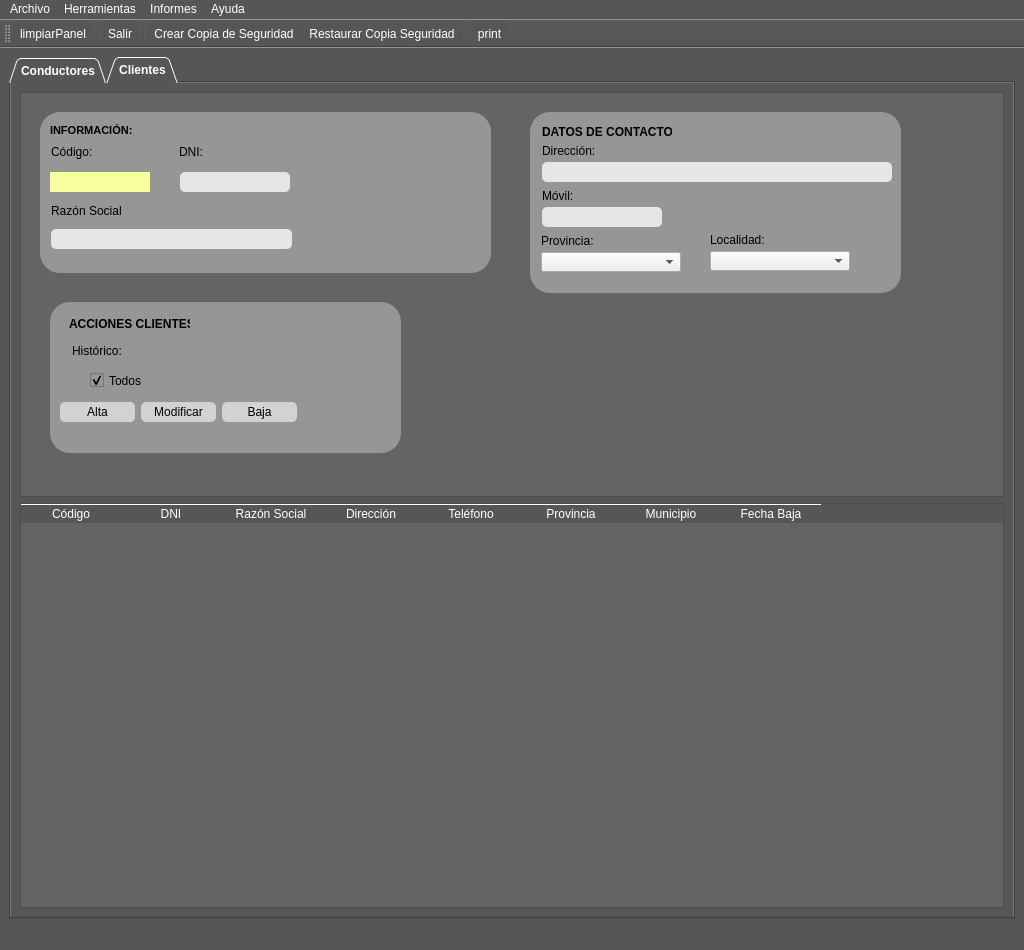
This is templates/MainWindow.ui in braisd11/CarTeis as Qt 5 draws it before an edit. The edited form follows.
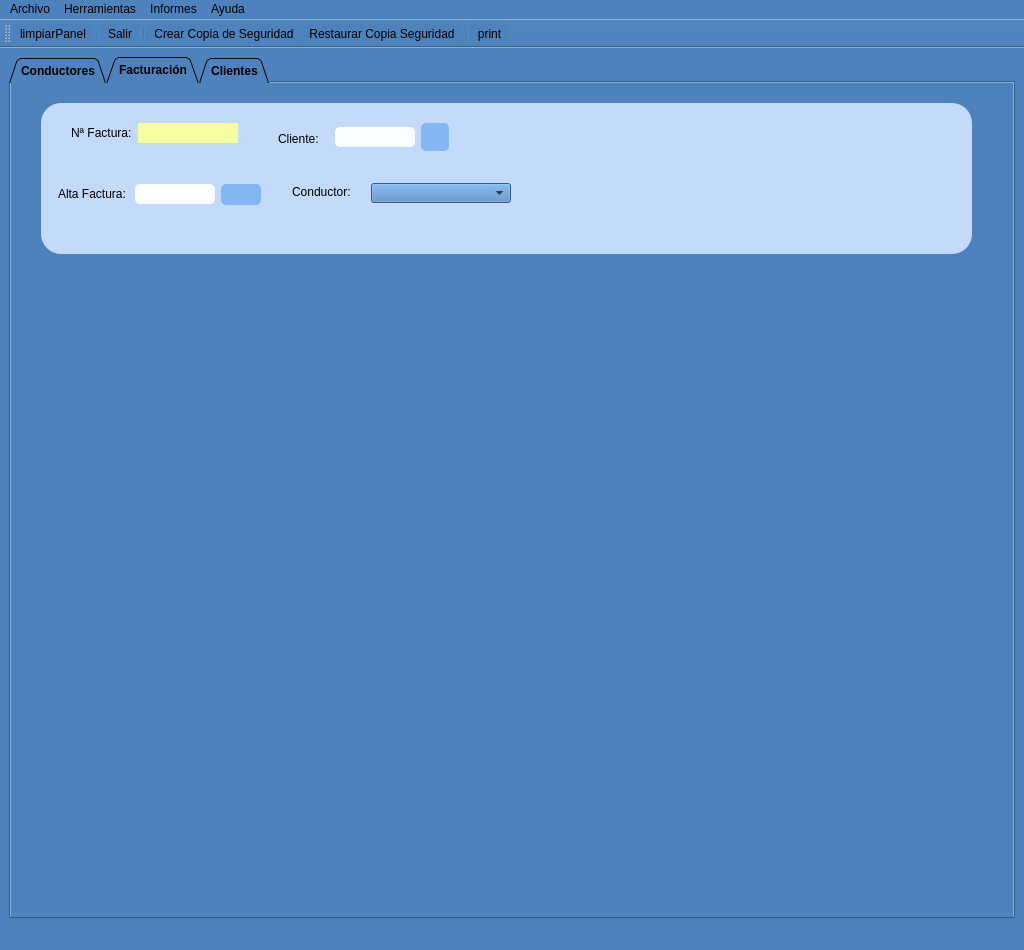
This is the edited form. The open tabs and pages were chosen to show the change. Icons and pictures are not drawn.

What changed in the file:
```diff
--- a/templates/MainWindow.ui
+++ b/templates/MainWindow.ui
@@ -47,18 +47,18 @@
 	border-top: 1px solid #ffffff;
 	color:'white';
 	font: 11pt &quot;Arial&quot;;
-	background-color:rgb(86, 86, 86);
+	background-color:#84b6f4;
 }
 
 QWidget{
-	background-color: rgb(86, 86, 86);
-	color: rgb(255, 255, 255);
+	background-color:#4d82bc;
+	color: rgb(0, 0, 0);
 }
 
 
 QDialog{
-	background-color: rgb(86, 86, 86);
-	color: rgb(255, 255, 255);
+	background-color: #4d82bc;
+	color: rgb(0, 0, 0);
 }
 
 QLabel {
@@ -68,14 +68,14 @@
 QPushButton {
     border-style: solid;
 	border-color:#F9F0EF;
-	background-color: #D3D1D1;
+	background-color: #84b6f4;
 	color: rgb(0, 0, 0);
 	border-radius: 5px;
 }
 
 QLineEdit {
 border-radius: 5px;
-background-color: #E6E6E6;
+background-color: #fcffff;
 color: rgb(0,0,0);
 }
 </string>
@@ -102,6 +102,9 @@
       <property name="cursor">
        <cursorShape>ArrowCursor</cursorShape>
       </property>
+      <property name="styleSheet">
+       <string notr="true"/>
+      </property>
       <property name="tabShape">
        <enum>QTabWidget::Triangular</enum>
       </property>
@@ -1563,6 +1566,285 @@
         </item>
        </layout>
       </widget>
+      <widget class="QWidget" name="panelFacturas">
+       <attribute name="title">
+        <string>Facturación</string>
+       </attribute>
+       <widget class="QFrame" name="frame_8">
+        <property name="geometry">
+         <rect>
+          <x>30</x>
+          <y>20</y>
+          <width>931</width>
+          <height>151</height>
+         </rect>
+        </property>
+        <property name="styleSheet">
+         <string notr="true">QFrame{
+	border-radius: 20px;
+	background-color: #c4dafa;
+}</string>
+        </property>
+        <property name="frameShape">
+         <enum>QFrame::StyledPanel</enum>
+        </property>
+        <property name="frameShadow">
+         <enum>QFrame::Raised</enum>
+        </property>
+        <widget class="QLineEdit" name="txtcifcli">
+         <property name="geometry">
+          <rect>
+           <x>294</x>
+           <y>24</y>
+           <width>80</width>
+           <height>20</height>
+          </rect>
+         </property>
+         <property name="sizePolicy">
+          <sizepolicy hsizetype="Expanding" vsizetype="Expanding">
+           <horstretch>80</horstretch>
+           <verstretch>20</verstretch>
+          </sizepolicy>
+         </property>
+         <property name="maximumSize">
+          <size>
+           <width>80</width>
+           <height>20</height>
+          </size>
+         </property>
+        </widget>
+        <widget class="QPushButton" name="btnbusclifac">
+         <property name="geometry">
+          <rect>
+           <x>380</x>
+           <y>20</y>
+           <width>28</width>
+           <height>28</height>
+          </rect>
+         </property>
+         <property name="sizePolicy">
+          <sizepolicy hsizetype="Fixed" vsizetype="Fixed">
+           <horstretch>0</horstretch>
+           <verstretch>0</verstretch>
+          </sizepolicy>
+         </property>
+         <property name="minimumSize">
+          <size>
+           <width>28</width>
+           <height>28</height>
+          </size>
+         </property>
+         <property name="maximumSize">
+          <size>
+           <width>28</width>
+           <height>28</height>
+          </size>
+         </property>
+         <property name="cursor">
+          <cursorShape>PointingHandCursor</cursorShape>
+         </property>
+         <property name="text">
+          <string/>
+         </property>
+         <property name="icon">
+          <iconset resource="iconos.qrc">
+           <normaloff>:/iconos/img/lupa.ico</normaloff>:/iconos/img/lupa.ico</iconset>
+         </property>
+        </widget>
+        <widget class="QLabel" name="label_8">
+         <property name="geometry">
+          <rect>
+           <x>30</x>
+           <y>20</y>
+           <width>61</width>
+           <height>20</height>
+          </rect>
+         </property>
+         <property name="text">
+          <string>Nª Factura:</string>
+         </property>
+        </widget>
+        <widget class="QLabel" name="lblCodFac">
+         <property name="geometry">
+          <rect>
+           <x>97</x>
+           <y>20</y>
+           <width>100</width>
+           <height>20</height>
+          </rect>
+         </property>
+         <property name="sizePolicy">
+          <sizepolicy hsizetype="Fixed" vsizetype="Fixed">
+           <horstretch>0</horstretch>
+           <verstretch>0</verstretch>
+          </sizepolicy>
+         </property>
+         <property name="minimumSize">
+          <size>
+           <width>100</width>
+           <height>20</height>
+          </size>
+         </property>
+         <property name="styleSheet">
+          <string notr="true">background-color: rgb(247, 255, 158);</string>
+         </property>
+         <property name="text">
+          <string/>
+         </property>
+         <property name="alignment">
+          <set>Qt::AlignCenter</set>
+         </property>
+        </widget>
+        <widget class="QLabel" name="lblFechaAlta_3">
+         <property name="geometry">
+          <rect>
+           <x>17</x>
+           <y>81</y>
+           <width>71</width>
+           <height>20</height>
+          </rect>
+         </property>
+         <property name="minimumSize">
+          <size>
+           <width>60</width>
+           <height>0</height>
+          </size>
+         </property>
+         <property name="text">
+          <string>Alta Factura:</string>
+         </property>
+        </widget>
+        <widget class="QLineEdit" name="txtDataFac">
+         <property name="geometry">
+          <rect>
+           <x>94</x>
+           <y>81</y>
+           <width>80</width>
+           <height>20</height>
+          </rect>
+         </property>
+         <property name="sizePolicy">
+          <sizepolicy hsizetype="Fixed" vsizetype="Fixed">
+           <horstretch>80</horstretch>
+           <verstretch>20</verstretch>
+          </sizepolicy>
+         </property>
+         <property name="minimumSize">
+          <size>
+           <width>80</width>
+           <height>20</height>
+          </size>
+         </property>
+         <property name="maximumSize">
+          <size>
+           <width>80</width>
+           <height>20</height>
+          </size>
+         </property>
+        </widget>
+        <widget class="QPushButton" name="btnCalendarFac">
+         <property name="geometry">
+          <rect>
+           <x>180</x>
+           <y>81</y>
+           <width>40</width>
+           <height>21</height>
+          </rect>
+         </property>
+         <property name="sizePolicy">
+          <sizepolicy hsizetype="Minimum" vsizetype="Expanding">
+           <horstretch>0</horstretch>
+           <verstretch>0</verstretch>
+          </sizepolicy>
+         </property>
+         <property name="minimumSize">
+          <size>
+           <width>40</width>
+           <height>0</height>
+          </size>
+         </property>
+         <property name="maximumSize">
+          <size>
+           <width>40</width>
+           <height>16777215</height>
+          </size>
+         </property>
+         <property name="cursor">
+          <cursorShape>PointingHandCursor</cursorShape>
+         </property>
+         <property name="text">
+          <string/>
+         </property>
+         <property name="icon">
+          <iconset resource="iconos.qrc">
+           <normaloff>:/iconos/img/calendar.ico</normaloff>:/iconos/img/calendar.ico</iconset>
+         </property>
+        </widget>
+        <widget class="QLabel" name="label_17">
+         <property name="geometry">
+          <rect>
+           <x>251</x>
+           <y>81</y>
+           <width>61</width>
+           <height>16</height>
+          </rect>
+         </property>
+         <property name="text">
+          <string>Conductor:</string>
+         </property>
+        </widget>
+        <widget class="QComboBox" name="cmbConductor">
+         <property name="geometry">
+          <rect>
+           <x>330</x>
+           <y>80</y>
+           <width>140</width>
+           <height>20</height>
+          </rect>
+         </property>
+         <property name="sizePolicy">
+          <sizepolicy hsizetype="Preferred" vsizetype="Fixed">
+           <horstretch>120</horstretch>
+           <verstretch>20</verstretch>
+          </sizepolicy>
+         </property>
+         <property name="minimumSize">
+          <size>
+           <width>140</width>
+           <height>20</height>
+          </size>
+         </property>
+         <property name="maximumSize">
+          <size>
+           <width>140</width>
+           <height>20</height>
+          </size>
+         </property>
+         <property name="cursor">
+          <cursorShape>PointingHandCursor</cursorShape>
+         </property>
+         <property name="styleSheet">
+          <string notr="true">QFrame{
+	border-radius: 0px;
+
+}</string>
+         </property>
+        </widget>
+        <widget class="QLabel" name="label_7">
+         <property name="geometry">
+          <rect>
+           <x>237</x>
+           <y>28</y>
+           <width>51</width>
+           <height>16</height>
+          </rect>
+         </property>
+         <property name="text">
+          <string>Cliente:</string>
+         </property>
+        </widget>
+       </widget>
+      </widget>
       <widget class="QWidget" name="panelClientes">
        <property name="sizePolicy">
         <sizepolicy hsizetype="Expanding" vsizetype="Expanding">
@@ -1587,7 +1869,7 @@
           </property>
           <property name="styleSheet">
            <string notr="true">QFrame {
-	background-color:rgb(100, 100, 100);
+	background-color:#84b6f4;
 }
 
 QLineEdit {
@@ -1630,7 +1912,7 @@
            <property name="styleSheet">
             <string notr="true">QFrame{
 	border-radius: 20px;
-	background-color: rgb(150, 150, 150);
+	background-color: #c4dafa;
 }</string>
            </property>
            <property name="frameShape">
@@ -1880,7 +2162,7 @@
            <property name="styleSheet">
             <string notr="true">QFrame{
 	border-radius: 20px;
-	background-color: rgb(150, 150, 150);
+	background-color: #c4dafa;
 }</string>
            </property>
            <property name="frameShape">
@@ -2122,7 +2404,7 @@
            <property name="styleSheet">
             <string notr="true">QFrame{
 	border-radius: 20px;
-	background-color: rgb(150, 150, 150);
+	background-color:#c4dafa;
 	color: rgb(0,0,0);
 
 }</string>
@@ -2272,7 +2554,7 @@
             </property>
             <property name="styleSheet">
              <string notr="true">QCheckBox{
-	background-color: rgb(150, 150, 150);
+	background-color: #c4dafa;
 }</string>
             </property>
             <property name="text">
@@ -2293,63 +2575,63 @@
              <colorrole role="WindowText">
               <brush brushstyle="SolidPattern">
                <color alpha="255">
-                <red>255</red>
-                <green>255</green>
-                <blue>255</blue>
+                <red>0</red>
+                <green>0</green>
+                <blue>0</blue>
                </color>
               </brush>
              </colorrole>
              <colorrole role="Button">
               <brush brushstyle="SolidPattern">
                <color alpha="255">
-                <red>100</red>
-                <green>100</green>
-                <blue>100</blue>
+                <red>196</red>
+                <green>218</green>
+                <blue>250</blue>
                </color>
               </brush>
              </colorrole>
              <colorrole role="Text">
               <brush brushstyle="SolidPattern">
                <color alpha="255">
-                <red>255</red>
-                <green>255</green>
-                <blue>255</blue>
+                <red>0</red>
+                <green>0</green>
+                <blue>0</blue>
                </color>
               </brush>
              </colorrole>
              <colorrole role="ButtonText">
               <brush brushstyle="SolidPattern">
                <color alpha="255">
-                <red>255</red>
-                <green>255</green>
-                <blue>255</blue>
+                <red>0</red>
+                <green>0</green>
+                <blue>0</blue>
                </color>
               </brush>
              </colorrole>
              <colorrole role="Base">
               <brush brushstyle="SolidPattern">
                <color alpha="255">
-                <red>100</red>
-                <green>100</green>
-                <blue>100</blue>
+                <red>196</red>
+                <green>218</green>
+                <blue>250</blue>
                </color>
               </brush>
              </colorrole>
              <colorrole role="Window">
               <brush brushstyle="SolidPattern">
                <color alpha="255">
-                <red>100</red>
-                <green>100</green>
-                <blue>100</blue>
+                <red>196</red>
+                <green>218</green>
+                <blue>250</blue>
                </color>
               </brush>
              </colorrole>
              <colorrole role="AlternateBase">
               <brush brushstyle="SolidPattern">
                <color alpha="255">
-                <red>149</red>
-                <green>149</green>
-                <blue>149</blue>
+                <red>252</red>
+                <green>255</green>
+                <blue>255</blue>
                </color>
               </brush>
              </colorrole>
@@ -2358,63 +2640,63 @@
              <colorrole role="WindowText">
               <brush brushstyle="SolidPattern">
                <color alpha="255">
-                <red>255</red>
-                <green>255</green>
-                <blue>255</blue>
+                <red>0</red>
+                <green>0</green>
+                <blue>0</blue>
                </color>
               </brush>
              </colorrole>
              <colorrole role="Button">
               <brush brushstyle="SolidPattern">
                <color alpha="255">
-                <red>100</red>
-                <green>100</green>
-                <blue>100</blue>
+                <red>196</red>
+                <green>218</green>
+                <blue>250</blue>
                </color>
               </brush>
              </colorrole>
              <colorrole role="Text">
               <brush brushstyle="SolidPattern">
                <color alpha="255">
-                <red>255</red>
-                <green>255</green>
-                <blue>255</blue>
+                <red>0</red>
+                <green>0</green>
+                <blue>0</blue>
                </color>
               </brush>
              </colorrole>
              <colorrole role="ButtonText">
               <brush brushstyle="SolidPattern">
                <color alpha="255">
-                <red>255</red>
-                <green>255</green>
-                <blue>255</blue>
+                <red>0</red>
+                <green>0</green>
+                <blue>0</blue>
                </color>
               </brush>
              </colorrole>
              <colorrole role="Base">
               <brush brushstyle="SolidPattern">
                <color alpha="255">
-                <red>100</red>
-                <green>100</green>
-                <blue>100</blue>
+                <red>196</red>
+                <green>218</green>
+                <blue>250</blue>
                </color>
               </brush>
              </colorrole>
              <colorrole role="Window">
               <brush brushstyle="SolidPattern">
                <color alpha="255">
-                <red>100</red>
-                <green>100</green>
-                <blue>100</blue>
+                <red>196</red>
+                <green>218</green>
+                <blue>250</blue>
                </color>
               </brush>
              </colorrole>
              <colorrole role="AlternateBase">
               <brush brushstyle="SolidPattern">
                <color alpha="255">
-                <red>149</red>
-                <green>149</green>
-                <blue>149</blue>
+                <red>252</red>
+                <green>255</green>
+                <blue>255</blue>
                </color>
               </brush>
              </colorrole>
@@ -2423,63 +2705,63 @@
              <colorrole role="WindowText">
               <brush brushstyle="SolidPattern">
                <color alpha="255">
-                <red>255</red>
-                <green>255</green>
-                <blue>255</blue>
+                <red>0</red>
+                <green>0</green>
+                <blue>0</blue>
                </color>
               </brush>
              </colorrole>
              <colorrole role="Button">
               <brush brushstyle="SolidPattern">
                <color alpha="255">
-                <red>100</red>
-                <green>100</green>
-                <blue>100</blue>
+                <red>196</red>
+                <green>218</green>
+                <blue>250</blue>
                </color>
               </brush>
              </colorrole>
              <colorrole role="Text">
               <brush brushstyle="SolidPattern">
                <color alpha="255">
-                <red>255</red>
-                <green>255</green>
-                <blue>255</blue>
+                <red>0</red>
+                <green>0</green>
+                <blue>0</blue>
                </color>
               </brush>
              </colorrole>
              <colorrole role="ButtonText">
               <brush brushstyle="SolidPattern">
                <color alpha="255">
-                <red>255</red>
-                <green>255</green>
-                <blue>255</blue>
+                <red>0</red>
+                <green>0</green>
+                <blue>0</blue>
                </color>
               </brush>
              </colorrole>
              <colorrole role="Base">
               <brush brushstyle="SolidPattern">
                <color alpha="255">
-                <red>100</red>
-                <green>100</green>
-                <blue>100</blue>
+                <red>196</red>
+                <green>218</green>
+                <blue>250</blue>
                </color>
               </brush>
              </colorrole>
              <colorrole role="Window">
               <brush brushstyle="SolidPattern">
                <color alpha="255">
-                <red>100</red>
-                <green>100</green>
-                <blue>100</blue>
+                <red>196</red>
+                <green>218</green>
+                <blue>250</blue>
                </color>
               </brush>
              </colorrole>
              <colorrole role="AlternateBase">
               <brush brushstyle="SolidPattern">
                <color alpha="255">
-                <red>149</red>
-                <green>149</green>
-                <blue>149</blue>
+                <red>252</red>
+                <green>255</green>
+                <blue>255</blue>
                </color>
               </brush>
              </colorrole>
@@ -2488,12 +2770,12 @@
           </property>
           <property name="styleSheet">
            <string notr="true">QTableWidget::item:selected {
-    background-color: rgb(255,255,255);
+    background-color:#84b6f4;
 	color: rgb(0,0,0);
 }
 
 QTableWidget {
-    background-color: rgb(100,100,100);
+    background-color: #c4dafa;
 }</string>
           </property>
           <property name="editTriggers">
@@ -2639,9 +2921,9 @@
       <colorrole role="Button">
        <brush brushstyle="SolidPattern">
         <color alpha="255">
-         <red>86</red>
-         <green>86</green>
-         <blue>86</blue>
+         <red>77</red>
+         <green>130</green>
+         <blue>188</blue>
         </color>
        </brush>
       </colorrole>
@@ -2666,18 +2948,18 @@
       <colorrole role="Base">
        <brush brushstyle="SolidPattern">
         <color alpha="255">
-         <red>86</red>
-         <green>86</green>
-         <blue>86</blue>
+         <red>77</red>
+         <green>130</green>
+         <blue>188</blue>
         </color>
        </brush>
       </colorrole>
       <colorrole role="Window">
        <brush brushstyle="SolidPattern">
         <color alpha="255">
-         <red>86</red>
-         <green>86</green>
-         <blue>86</blue>
+         <red>77</red>
+         <green>130</green>
+         <blue>188</blue>
         </color>
        </brush>
       </colorrole>
@@ -2695,9 +2977,9 @@
       <colorrole role="Button">
        <brush brushstyle="SolidPattern">
         <color alpha="255">
-         <red>86</red>
-         <green>86</green>
-         <blue>86</blue>
+         <red>77</red>
+         <green>130</green>
+         <blue>188</blue>
         </color>
        </brush>
       </colorrole>
@@ -2722,18 +3004,18 @@
       <colorrole role="Base">
        <brush brushstyle="SolidPattern">
         <color alpha="255">
-         <red>86</red>
-         <green>86</green>
-         <blue>86</blue>
+         <red>77</red>
+         <green>130</green>
+         <blue>188</blue>
         </color>
        </brush>
       </colorrole>
       <colorrole role="Window">
        <brush brushstyle="SolidPattern">
         <color alpha="255">
-         <red>86</red>
-         <green>86</green>
-         <blue>86</blue>
+         <red>77</red>
+         <green>130</green>
+         <blue>188</blue>
         </color>
        </brush>
       </colorrole>
@@ -2751,9 +3033,9 @@
       <colorrole role="Button">
        <brush brushstyle="SolidPattern">
         <color alpha="255">
-         <red>86</red>
-         <green>86</green>
-         <blue>86</blue>
+         <red>77</red>
+         <green>130</green>
+         <blue>188</blue>
         </color>
        </brush>
       </colorrole>
@@ -2778,18 +3060,18 @@
       <colorrole role="Base">
        <brush brushstyle="SolidPattern">
         <color alpha="255">
-         <red>86</red>
-         <green>86</green>
-         <blue>86</blue>
+         <red>77</red>
+         <green>130</green>
+         <blue>188</blue>
         </color>
        </brush>
       </colorrole>
       <colorrole role="Window">
        <brush brushstyle="SolidPattern">
         <color alpha="255">
-         <red>86</red>
-         <green>86</green>
-         <blue>86</blue>
+         <red>77</red>
+         <green>130</green>
+         <blue>188</blue>
         </color>
        </brush>
       </colorrole>
```
Left out of the diff: 210 changed lines with no effect on the pictures.
